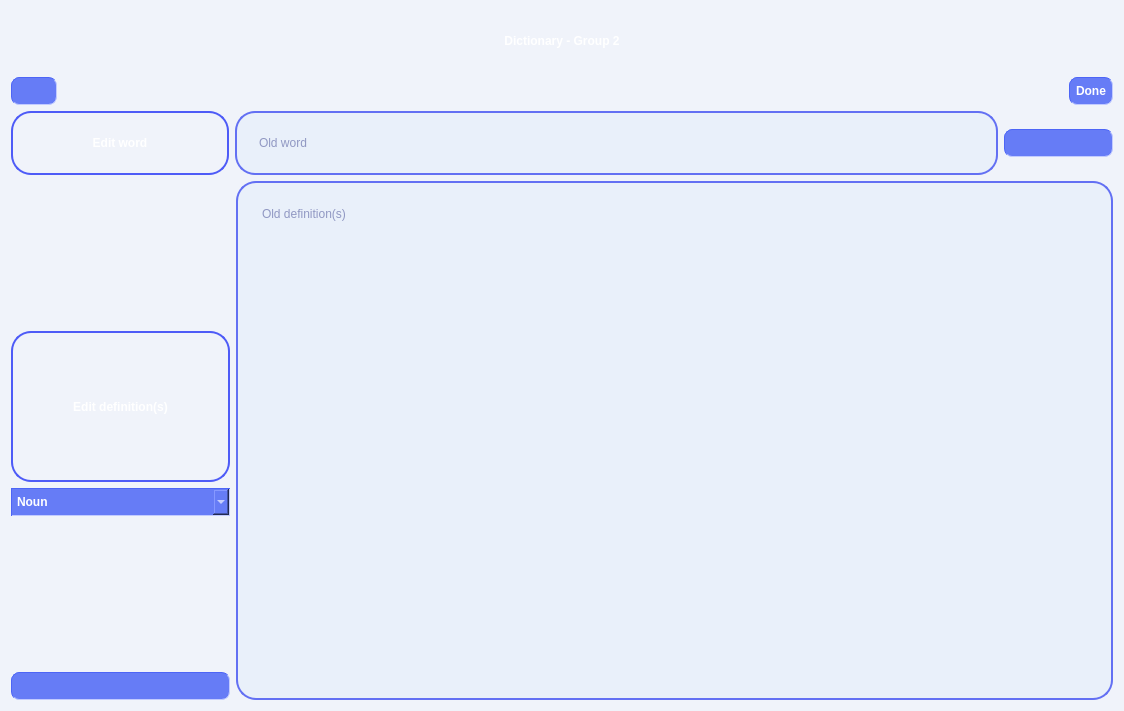
Before: the Qt Designer form editscreen.ui in OHonSam/CS163_Group2_Dictionary, drawn with Qt 5.
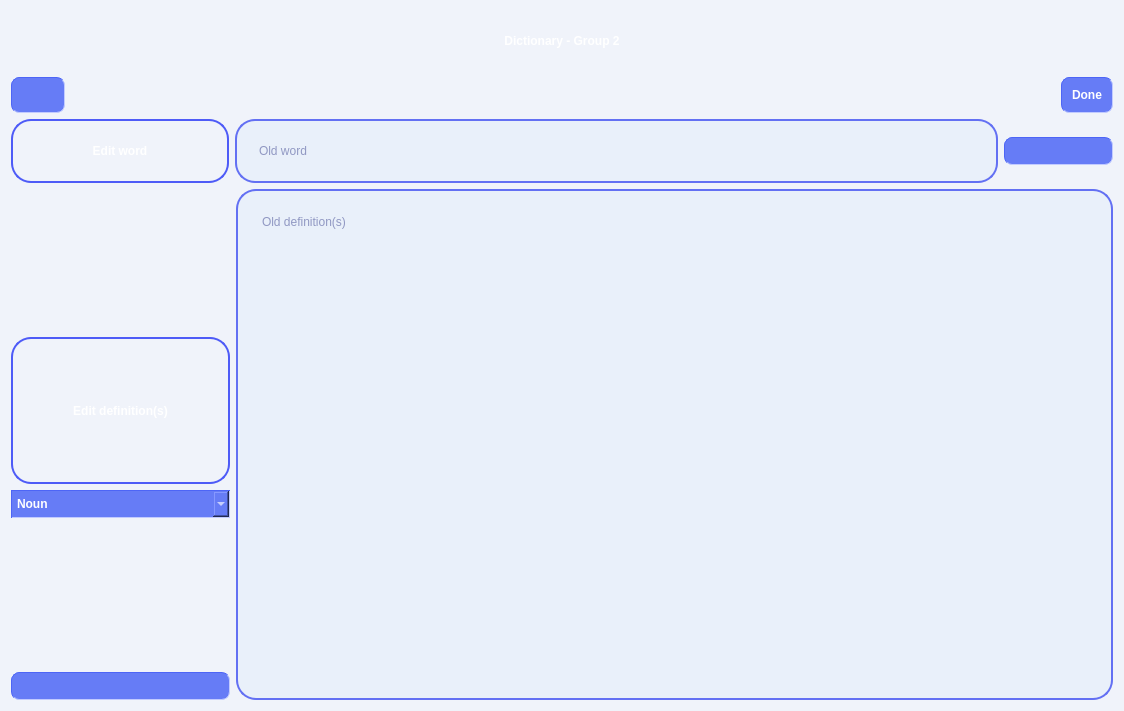
After: the same form once the commit is applied. Icons and pictures are not drawn.

Commit message: synchronize size of top buttons

Diff of the .ui file:
```diff
--- a/editscreen.ui
+++ b/editscreen.ui
@@ -44,7 +44,7 @@
           <string>Go back</string>
          </property>
          <property name="styleSheet">
-          <string notr="true">padding: 6px;
+          <string notr="true">padding: 10px;
 border-color: rgb(77, 101, 246);
 border-width : 1px;
 border-style:inset;
@@ -54,7 +54,7 @@
 background-color: rgb(102, 124, 246);
 font: 11pt &quot;Comfortaa&quot;;
 font: bold;
-color: white;</string>
+color:white;</string>
          </property>
          <property name="text">
           <string/>
@@ -81,7 +81,7 @@
        <item>
         <widget class="QPushButton" name="pushButton_done">
          <property name="styleSheet">
-          <string notr="true">padding: 6px;
+          <string notr="true">padding: 10px;
 border-color: rgb(77, 101, 246);
 border-width : 1px;
 border-style:inset;
@@ -91,7 +91,7 @@
 background-color: rgb(102, 124, 246);
 font: 11pt &quot;Comfortaa&quot;;
 font: bold;
-color: white;</string>
+color:white;</string>
          </property>
          <property name="text">
           <string>Done</string>
```
The commit also changes 5 other files.
